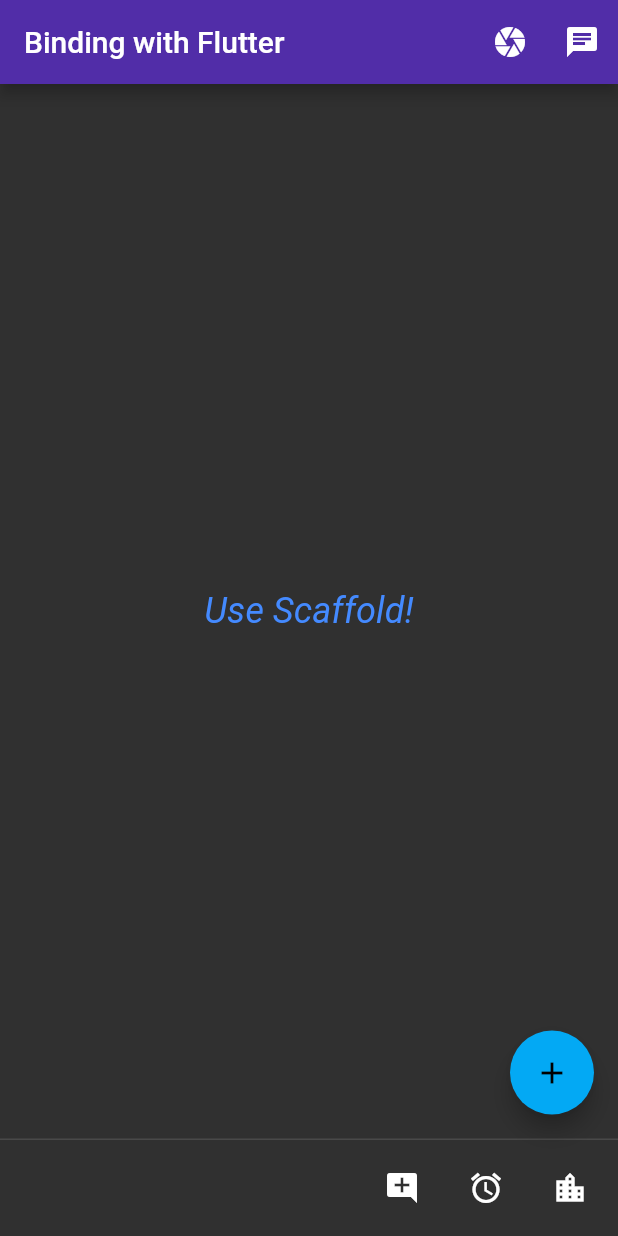
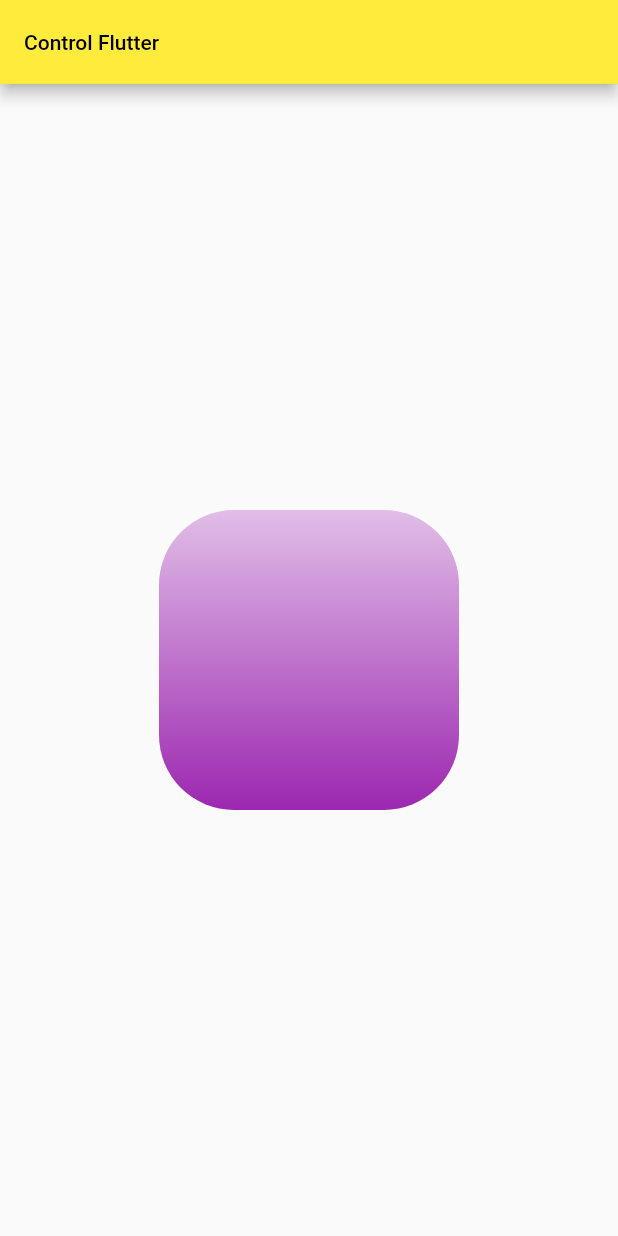
Before and after one commit to huubao2309/demo_control_flutter, a Flutter app: the screen it shows after launch, on a phone screen of 412 x 824 dp. Run offline on Flutter 3.47's test engine with Material 2 defaults, Android fonts, the phone set to English and light mode, and no system bars; our stand-ins replace carousel_slider.

Commit message:
use Linear Gradient

```diff
--- /dev/null
+++ b/control_flutter/lib/control_normal/container_use_linearGradient.dart
@@ -0,0 +1,22 @@
+import 'package:flutter/material.dart';
+
+class LinearGradientContainerWidgets extends StatelessWidget {
+  @override
+  Widget build(BuildContext context) {
+    return Center(
+      child: Container(
+        margin: EdgeInsets.all(15),
+        width: 200.0,
+        height: 200.0,
+        decoration: BoxDecoration(
+            color: Colors.orange,
+            gradient: LinearGradient(
+                begin: Alignment.topCenter,
+                end: Alignment.bottomCenter,
+                colors: [Colors.purple[100], Colors.purple[500]]),
+            shape: BoxShape.rectangle,
+            borderRadius: BorderRadius.all(Radius.circular(50.0))),
+      ),
+    );
+  }
+}
--- a/control_flutter/lib/main.dart
+++ b/control_flutter/lib/main.dart
@@ -4,6 +4,7 @@ import 'carousel_control/indicator_with_carousel.dart';
 import 'carousel_control/infinity_scroll_carousel.dart';
 import 'control_normal/alert_dialog_widgets.dart';
 import 'control_normal/column_widgets.dart';
+import 'control_normal/container_use_linearGradient.dart';
 import 'control_normal/container_widgets.dart';
 import 'control_normal/image_widgets.dart';
 import 'control_normal/raised_button_widgets.dart';
@@ -25,19 +26,18 @@ class MyApp extends StatelessWidget {
       theme: ThemeData(
         primarySwatch: Colors.yellow,
       ),
-      // home: Scaffold(
-      //   appBar: AppBar(
-      //     title: Text(
-      //       'Control Flutter',
-      //       style: TextStyle(
-      //         color: Colors.black,
-      //         fontSize: 14,
-      //       ),
-      //     ),
-      //   ),
-      //   body: UseScaffold(),
-      // ),
-      home: UseScaffold(),
+      home: Scaffold(
+        appBar: AppBar(
+          title: Text(
+            'Control Flutter',
+            style: TextStyle(
+              color: Colors.black,
+              fontSize: 14,
+            ),
+          ),
+        ),
+        body: LinearGradientContainerWidgets(),
+      ),
     );
   }
 }
```
Also changed, not shown: images/container/use_linear_gradient.png (added).
